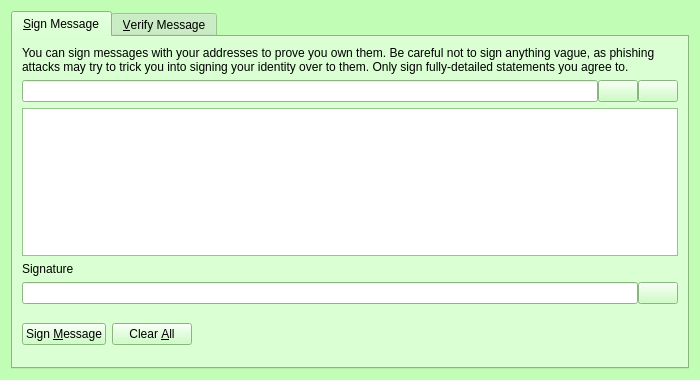
First picture: the form in src/qt/forms/signverifymessagedialog.ui, repository IParn/LimecoinX, before the edit.
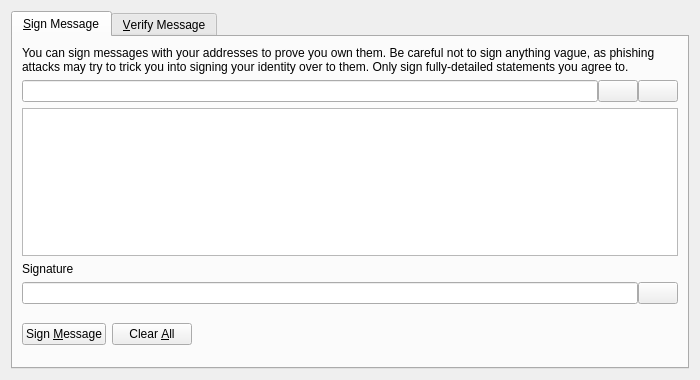
Second picture: the form after the edit. Icons and pictures are not drawn. Custom widgets are drawn as their Qt base class.

Diff of the .ui file:
```diff
--- a/src/qt/forms/signverifymessagedialog.ui
+++ b/src/qt/forms/signverifymessagedialog.ui
@@ -10,421 +10,6 @@
     <height>380</height>
    </rect>
   </property>
-  <property name="palette">
-   <palette>
-    <active>
-     <colorrole role="WindowText">
-      <brush brushstyle="SolidPattern">
-       <color alpha="255">
-        <red>0</red>
-        <green>0</green>
-        <blue>0</blue>
-       </color>
-      </brush>
-     </colorrole>
-     <colorrole role="Button">
-      <brush brushstyle="SolidPattern">
-       <color alpha="255">
-        <red>193</red>
-        <green>253</green>
-        <blue>181</blue>
-       </color>
-      </brush>
-     </colorrole>
-     <colorrole role="Light">
-      <brush brushstyle="SolidPattern">
-       <color alpha="255">
-        <red>255</red>
-        <green>255</green>
-        <blue>255</blue>
-       </color>
-      </brush>
-     </colorrole>
-     <colorrole role="Midlight">
-      <brush brushstyle="SolidPattern">
-       <color alpha="255">
-        <red>224</red>
-        <green>254</green>
-        <blue>218</blue>
-       </color>
-      </brush>
-     </colorrole>
-     <colorrole role="Dark">
-      <brush brushstyle="SolidPattern">
-       <color alpha="255">
-        <red>96</red>
-        <green>126</green>
-        <blue>90</blue>
-       </color>
-      </brush>
-     </colorrole>
-     <colorrole role="Mid">
-      <brush brushstyle="SolidPattern">
-       <color alpha="255">
-        <red>129</red>
-        <green>169</green>
-        <blue>121</blue>
-       </color>
-      </brush>
-     </colorrole>
-     <colorrole role="Text">
-      <brush brushstyle="SolidPattern">
-       <color alpha="255">
-        <red>0</red>
-        <green>0</green>
-        <blue>0</blue>
-       </color>
-      </brush>
-     </colorrole>
-     <colorrole role="BrightText">
-      <brush brushstyle="SolidPattern">
-       <color alpha="255">
-        <red>255</red>
-        <green>255</green>
-        <blue>255</blue>
-       </color>
-      </brush>
-     </colorrole>
-     <colorrole role="ButtonText">
-      <brush brushstyle="SolidPattern">
-       <color alpha="255">
-        <red>0</red>
-        <green>0</green>
-        <blue>0</blue>
-       </color>
-      </brush>
-     </colorrole>
-     <colorrole role="Base">
-      <brush brushstyle="SolidPattern">
-       <color alpha="255">
-        <red>255</red>
-        <green>255</green>
-        <blue>255</blue>
-       </color>
-      </brush>
-     </colorrole>
-     <colorrole role="Window">
-      <brush brushstyle="SolidPattern">
-       <color alpha="255">
-        <red>193</red>
-        <green>253</green>
-        <blue>181</blue>
-       </color>
-      </brush>
-     </colorrole>
-     <colorrole role="Shadow">
-      <brush brushstyle="SolidPattern">
-       <color alpha="255">
-        <red>0</red>
-        <green>0</green>
-        <blue>0</blue>
-       </color>
-      </brush>
-     </colorrole>
-     <colorrole role="AlternateBase">
-      <brush brushstyle="SolidPattern">
-       <color alpha="255">
-        <red>224</red>
-        <green>254</green>
-        <blue>218</blue>
-       </color>
-      </brush>
-     </colorrole>
-     <colorrole role="ToolTipBase">
-      <brush brushstyle="SolidPattern">
-       <color alpha="255">
-        <red>255</red>
-        <green>255</green>
-        <blue>220</blue>
-       </color>
-      </brush>
-     </colorrole>
-     <colorrole role="ToolTipText">
-      <brush brushstyle="SolidPattern">
-       <color alpha="255">
-        <red>0</red>
-        <green>0</green>
-        <blue>0</blue>
-       </color>
-      </brush>
-     </colorrole>
-    </active>
-    <inactive>
-     <colorrole role="WindowText">
-      <brush brushstyle="SolidPattern">
-       <color alpha="255">
-        <red>0</red>
-        <green>0</green>
-        <blue>0</blue>
-       </color>
-      </brush>
-     </colorrole>
-     <colorrole role="Button">
-      <brush brushstyle="SolidPattern">
-       <color alpha="255">
-        <red>193</red>
-        <green>253</green>
-        <blue>181</blue>
-       </color>
-      </brush>
-     </colorrole>
-     <colorrole role="Light">
-      <brush brushstyle="SolidPattern">
-       <color alpha="255">
-        <red>255</red>
-        <green>255</green>
-        <blue>255</blue>
-       </color>
-      </brush>
-     </colorrole>
-     <colorrole role="Midlight">
-      <brush brushstyle="SolidPattern">
-       <color alpha="255">
-        <red>224</red>
-        <green>254</green>
-        <blue>218</blue>
-       </color>
-      </brush>
-     </colorrole>
-     <colorrole role="Dark">
-      <brush brushstyle="SolidPattern">
-       <color alpha="255">
-        <red>96</red>
-        <green>126</green>
-        <blue>90</blue>
-       </color>
-      </brush>
-     </colorrole>
-     <colorrole role="Mid">
-      <brush brushstyle="SolidPattern">
-       <color alpha="255">
-        <red>129</red>
-        <green>169</green>
-        <blue>121</blue>
-       </color>
-      </brush>
-     </colorrole>
-     <colorrole role="Text">
-      <brush brushstyle="SolidPattern">
-       <color alpha="255">
-        <red>0</red>
-        <green>0</green>
-        <blue>0</blue>
-       </color>
-      </brush>
-     </colorrole>
-     <colorrole role="BrightText">
-      <brush brushstyle="SolidPattern">
-       <color alpha="255">
-        <red>255</red>
-        <green>255</green>
-        <blue>255</blue>
-       </color>
-      </brush>
-     </colorrole>
-     <colorrole role="ButtonText">
-      <brush brushstyle="SolidPattern">
-       <color alpha="255">
-        <red>0</red>
-        <green>0</green>
-        <blue>0</blue>
-       </color>
-      </brush>
-     </colorrole>
-     <colorrole role="Base">
-      <brush brushstyle="SolidPattern">
-       <color alpha="255">
-        <red>255</red>
-        <green>255</green>
-        <blue>255</blue>
-       </color>
-      </brush>
-     </colorrole>
-     <colorrole role="Window">
-      <brush brushstyle="SolidPattern">
-       <color alpha="255">
-        <red>193</red>
-        <green>253</green>
-        <blue>181</blue>
-       </color>
-      </brush>
-     </colorrole>
-     <colorrole role="Shadow">
-      <brush brushstyle="SolidPattern">
-       <color alpha="255">
-        <red>0</red>
-        <green>0</green>
-        <blue>0</blue>
-       </color>
-      </brush>
-     </colorrole>
-     <colorrole role="AlternateBase">
-      <brush brushstyle="SolidPattern">
-       <color alpha="255">
-        <red>224</red>
-        <green>254</green>
-        <blue>218</blue>
-       </color>
-      </brush>
-     </colorrole>
-     <colorrole role="ToolTipBase">
-      <brush brushstyle="SolidPattern">
-       <color alpha="255">
-        <red>255</red>
-        <green>255</green>
-        <blue>220</blue>
-       </color>
-      </brush>
-     </colorrole>
-     <colorrole role="ToolTipText">
-      <brush brushstyle="SolidPattern">
-       <color alpha="255">
-        <red>0</red>
-        <green>0</green>
-        <blue>0</blue>
-       </color>
-      </brush>
-     </colorrole>
-    </inactive>
-    <disabled>
-     <colorrole role="WindowText">
-      <brush brushstyle="SolidPattern">
-       <color alpha="255">
-        <red>96</red>
-        <green>126</green>
-        <blue>90</blue>
-       </color>
-      </brush>
-     </colorrole>
-     <colorrole role="Button">
-      <brush brushstyle="SolidPattern">
-       <color alpha="255">
-        <red>193</red>
-        <green>253</green>
-        <blue>181</blue>
-       </color>
-      </brush>
-     </colorrole>
-     <colorrole role="Light">
-      <brush brushstyle="SolidPattern">
-       <color alpha="255">
-        <red>255</red>
-        <green>255</green>
-        <blue>255</blue>
-       </color>
-      </brush>
-     </colorrole>
-     <colorrole role="Midlight">
-      <brush brushstyle="SolidPattern">
-       <color alpha="255">
-        <red>224</red>
-        <green>254</green>
-        <blue>218</blue>
-       </color>
-      </brush>
-     </colorrole>
-     <colorrole role="Dark">
-      <brush brushstyle="SolidPattern">
-       <color alpha="255">
-        <red>96</red>
-        <green>126</green>
-        <blue>90</blue>
-       </color>
-      </brush>
-     </colorrole>
-     <colorrole role="Mid">
-      <brush brushstyle="SolidPattern">
-       <color alpha="255">
-        <red>129</red>
-        <green>169</green>
-        <blue>121</blue>
-       </color>
-      </brush>
-     </colorrole>
-     <colorrole role="Text">
-      <brush brushstyle="SolidPattern">
-       <color alpha="255">
-        <red>96</red>
-        <green>126</green>
-        <blue>90</blue>
-       </color>
-      </brush>
-     </colorrole>
-     <colorrole role="BrightText">
-      <brush brushstyle="SolidPattern">
-       <color alpha="255">
-        <red>255</red>
-        <green>255</green>
-        <blue>255</blue>
-       </color>
-      </brush>
-     </colorrole>
-     <colorrole role="ButtonText">
-      <brush brushstyle="SolidPattern">
-       <color alpha="255">
-        <red>96</red>
-        <green>126</green>
-        <blue>90</blue>
-       </color>
-      </brush>
-     </colorrole>
-     <colorrole role="Base">
-      <brush brushstyle="SolidPattern">
-       <color alpha="255">
-        <red>193</red>
-        <green>253</green>
-        <blue>181</blue>
-       </color>
-      </brush>
-     </colorrole>
-     <colorrole role="Window">
-      <brush brushstyle="SolidPattern">
-       <color alpha="255">
-        <red>193</red>
-        <green>253</green>
-        <blue>181</blue>
-       </color>
-      </brush>
-     </colorrole>
-     <colorrole role="Shadow">
-      <brush brushstyle="SolidPattern">
-       <color alpha="255">
-        <red>0</red>
-        <green>0</green>
-        <blue>0</blue>
-       </color>
-      </brush>
-     </colorrole>
-     <colorrole role="AlternateBase">
-      <brush brushstyle="SolidPattern">
-       <color alpha="255">
-        <red>193</red>
-        <green>253</green>
-        <blue>181</blue>
-       </color>
-      </brush>
-     </colorrole>
-     <colorrole role="ToolTipBase">
-      <brush brushstyle="SolidPattern">
-       <color alpha="255">
-        <red>255</red>
-        <green>255</green>
-        <blue>220</blue>
-       </color>
-      </brush>
-     </colorrole>
-     <colorrole role="ToolTipText">
-      <brush brushstyle="SolidPattern">
-       <color alpha="255">
-        <red>0</red>
-        <green>0</green>
-        <blue>0</blue>
-       </color>
-      </brush>
-     </colorrole>
-    </disabled>
-   </palette>
-  </property>
   <property name="windowTitle">
    <string>Signatures - Sign / Verify a Message</string>
   </property>
```
Left out of the diff: 39 changed lines with no effect on the pictures.
